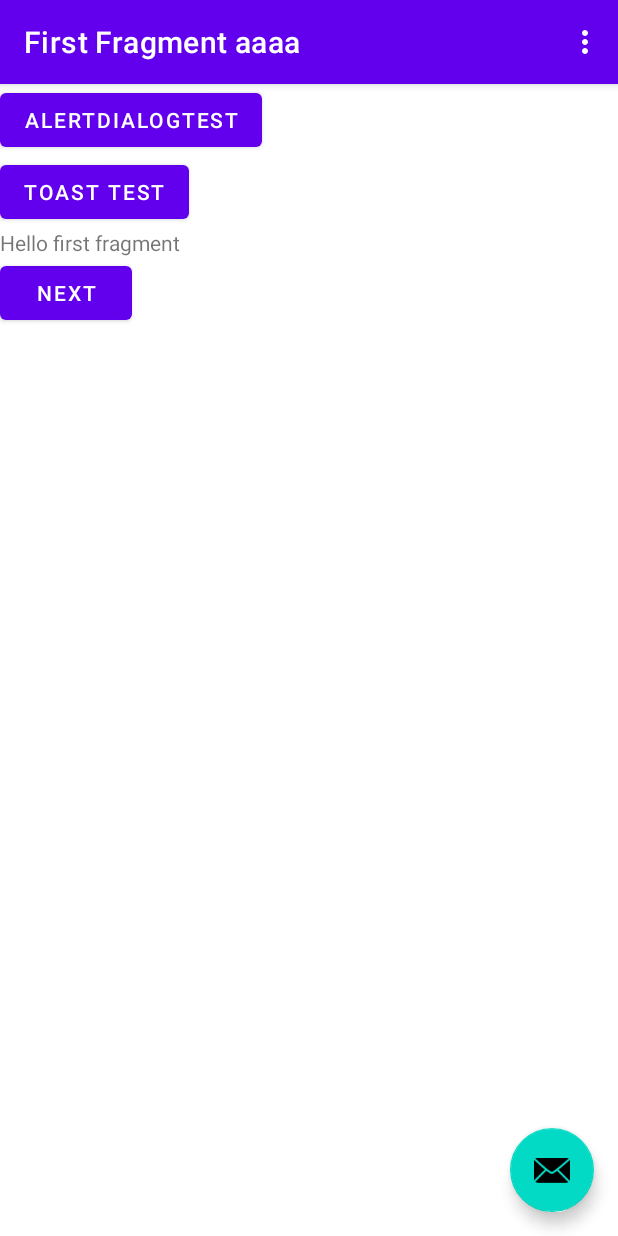
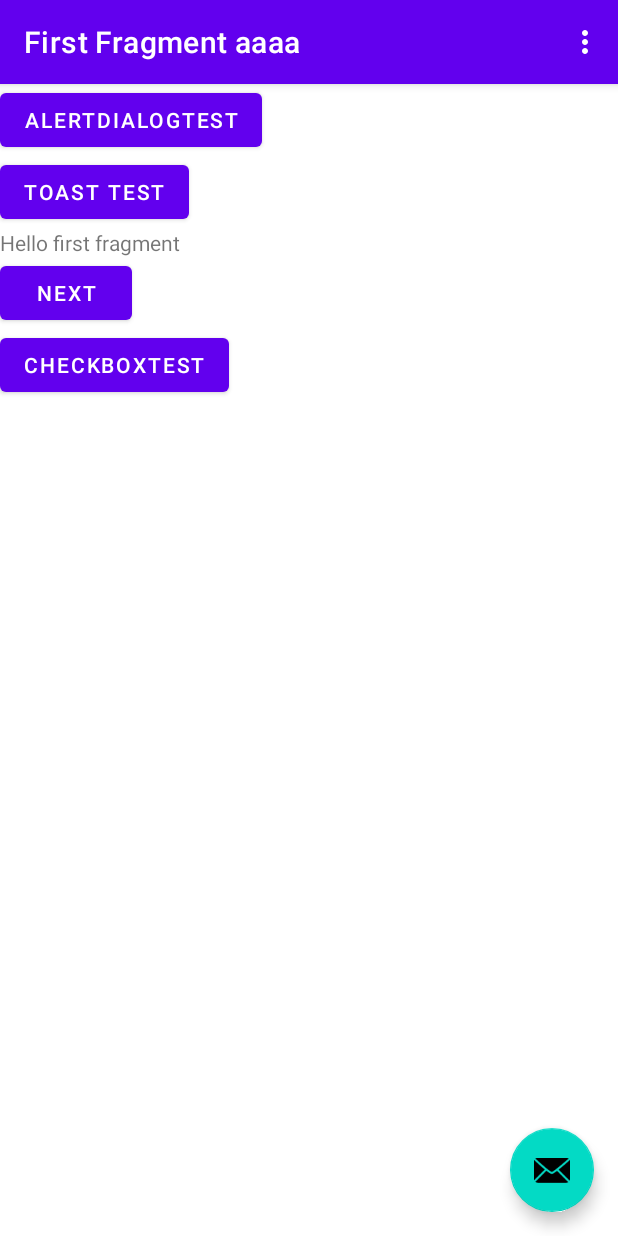
Before and after one commit to timeislife/AndriodTestProject1, an Android app: the screen it shows after launch (MainActivity), on a phone screen of 412 x 824 dp. Run offline under Robolectric (Android 15) with nearby library versions, the phone set to English and light mode, and no system bars; our stand-ins replace navigation-ui.

Commit message:
checkbox navigation

```diff
--- a/app/build.gradle
+++ b/app/build.gradle
@@ -37,6 +37,7 @@ dependencies {
     implementation 'androidx.constraintlayout:constraintlayout:2.0.4'
     implementation 'androidx.navigation:navigation-fragment:2.3.5'
     implementation 'androidx.navigation:navigation-ui:2.3.5'
+    implementation 'androidx.legacy:legacy-support-v4:1.0.0'
     testImplementation 'junit:junit:4.+'
     androidTestImplementation 'androidx.test.ext:junit:1.1.2'
     androidTestImplementation 'androidx.test.espresso:espresso-core:3.3.0'
--- a/app/src/main/java/com/example/andriodtest1/FirstFragment.java
+++ b/app/src/main/java/com/example/andriodtest1/FirstFragment.java
@@ -36,6 +36,15 @@ public class FirstFragment extends Fragment {
                         .navigate(R.id.action_FirstFragment_to_SecondFragment);
             }
         });
+
+        binding.buttonCheckboxtest.setOnClickListener(new View.OnClickListener() {
+            @Override
+            public void onClick(View view) {
+                NavHostFragment.findNavController(FirstFragment.this)
+                        .navigate(R.id.action_FirstFragment_to_CheckboxTestFragment);
+            }
+        });
+
     }
 
     @Override
--- a/app/src/main/res/layout/fragment_first.xml
+++ b/app/src/main/res/layout/fragment_first.xml
@@ -50,5 +50,16 @@
             app:layout_constraintEnd_toEndOf="parent"
             app:layout_constraintStart_toStartOf="parent"
             app:layout_constraintTop_toBottomOf="@id/textview_first" />
+
+
+        <Button
+            android:id="@+id/button_checkboxtest"
+            android:layout_width="wrap_content"
+            android:layout_height="wrap_content"
+            android:text="CheckBoxTest"
+            tools:layout_editor_absoluteX="10dp"
+            tools:layout_editor_absoluteY="192dp" />
     </LinearLayout>
+
+
 </androidx.constraintlayout.widget.ConstraintLayout>
--- a/app/src/main/res/navigation/nav_graph.xml
+++ b/app/src/main/res/navigation/nav_graph.xml
@@ -14,6 +14,9 @@
         <action
             android:id="@+id/action_FirstFragment_to_SecondFragment"
             app:destination="@id/SecondFragment" />
+        <action
+            android:id="@+id/action_FirstFragment_to_CheckboxTestFragment"
+            app:destination="@id/CheckboxTestFragment" />
     </fragment>
     <fragment
         android:id="@+id/SecondFragment"
@@ -25,4 +28,9 @@
             android:id="@+id/action_SecondFragment_to_FirstFragment"
             app:destination="@id/FirstFragment" />
     </fragment>
+    <fragment
+        android:id="@+id/CheckboxTestFragment"
+        android:name="com.example.andriodtest1.CheckboxTest"
+        android:label="fragment_checkbox_test"
+        tools:layout="@layout/fragment_checkbox_test" />
 </navigation>
--- a/app/src/main/res/values/strings.xml
+++ b/app/src/main/res/values/strings.xml
@@ -10,4 +10,8 @@
     <string name="hello_second_fragment">Hello second fragment. Arg: %1$s</string>
     <string name="dialog1_message">dialog1 message</string>
     <string name="dialog1_title">dialog1 title</string>
+    <!-- TODO: Remove or change this placeholder text -->
+    <string name="hello_blank_fragment">Hello blank fragment</string>
+    <string name="checkbox1_text">Checkbox1</string>
+    <string name="checkbox2_text">Checkbox2</string>
 </resources>
```
Also changed, not shown: app/src/main/java/com/example/andriodtest1/CheckboxTest.java (added, +64 -0 lines), app/src/main/res/layout/fragment_checkbox_test.xml (added, +36 -0 lines), gradle/wrapper/gradle-wrapper.properties (added), 4 other files.
